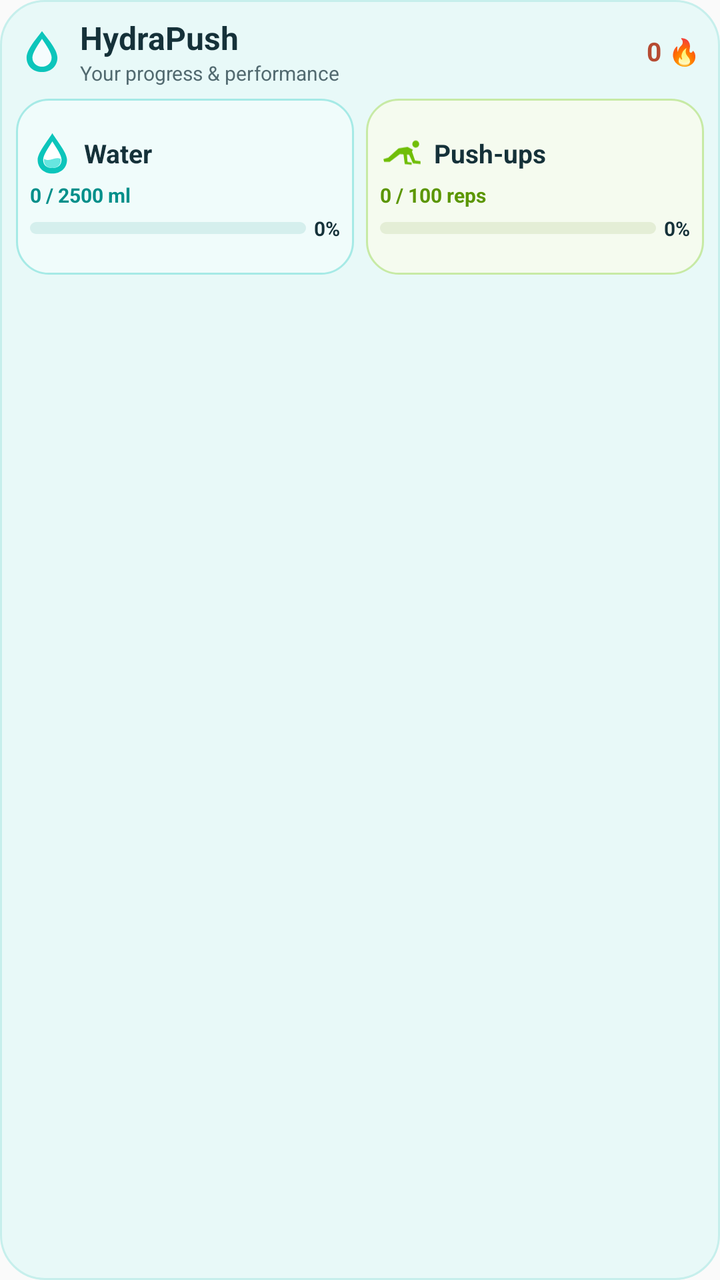
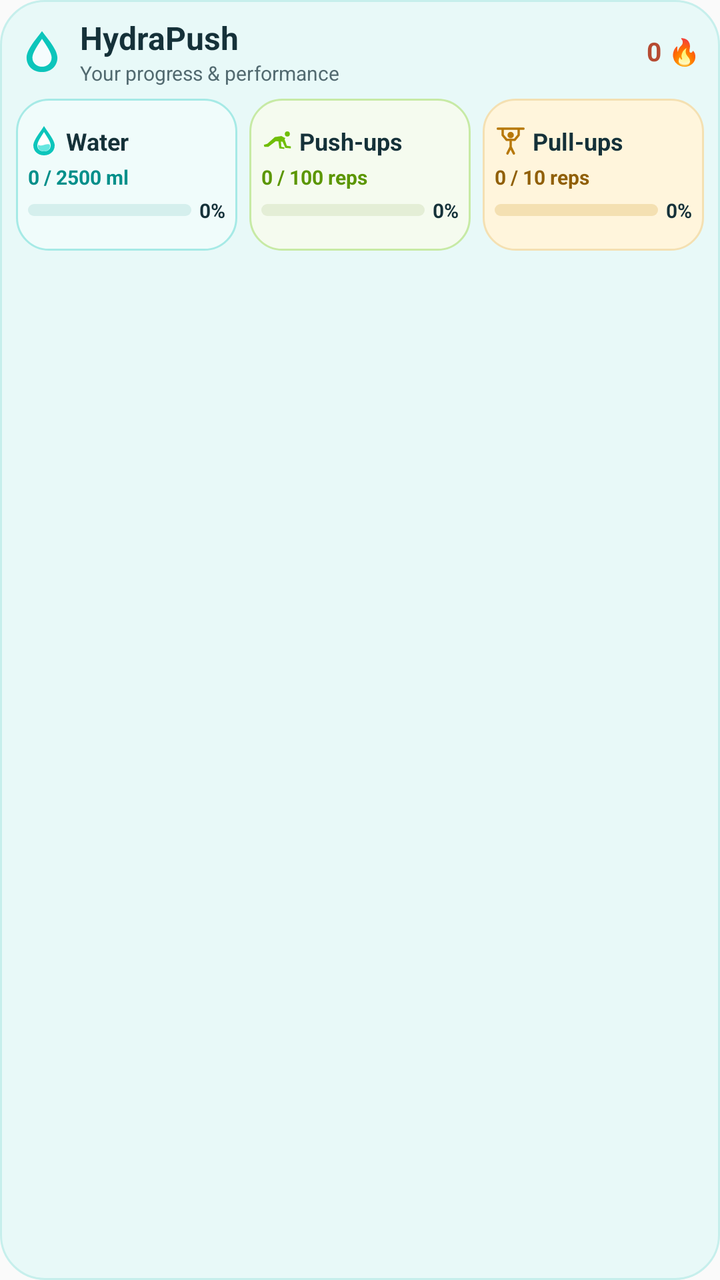

The first picture is an Android layout as it rendered before a commit; the second is the same layout after the commit. The layout source and the unified diff follow.
<!-- AndroidManifest.xml: application theme Theme.HydraPush -->
<!-- res/layout/widget_hydrapush.xml -->
<?xml version="1.0" encoding="utf-8"?>
<LinearLayout xmlns:android="http://schemas.android.com/apk/res/android"
    android:id="@+id/widget_root"
    android:layout_width="match_parent"
    android:layout_height="wrap_content"
    android:orientation="vertical"
    android:background="@drawable/widget_background"
    android:padding="8dp">

    <LinearLayout
        android:id="@+id/widget_header"
        android:layout_width="match_parent"
        android:layout_height="wrap_content"
        android:gravity="center_vertical"
        android:orientation="horizontal">

        <ImageView
            android:layout_width="26dp"
            android:layout_height="26dp"
            android:contentDescription="@null"
            android:src="@drawable/ic_hydra_drop" />

        <LinearLayout
            android:layout_width="0dp"
            android:layout_height="wrap_content"
            android:layout_marginStart="6dp"
            android:layout_weight="1"
            android:orientation="vertical">

            <TextView
                android:id="@+id/widget_wordmark"
                android:layout_width="wrap_content"
                android:layout_height="wrap_content"
                android:singleLine="true"
                android:text="HydraPush"
                android:textColor="#153139"
                android:textSize="16sp"
                android:textStyle="bold" />

            <TextView
                android:layout_width="wrap_content"
                android:layout_height="wrap_content"
                android:maxLines="2"
                android:text="Your progress &amp; performance"
                android:textColor="#526A70"
                android:textSize="10sp" />
        </LinearLayout>

        <TextView
            android:id="@+id/widget_streak"
            android:layout_width="wrap_content"
            android:layout_height="wrap_content"
            android:layout_marginEnd="2dp"
            android:gravity="center"
            android:singleLine="true"
            android:text="0 🔥"
            android:textColor="#B64B32"
            android:textSize="13sp"
            android:textStyle="bold" />

    </LinearLayout>

    <LinearLayout
        android:layout_width="match_parent"
        android:layout_height="wrap_content"
        android:layout_marginTop="6dp"
        android:orientation="horizontal">

        <LinearLayout
            android:id="@+id/widget_water_card"
            android:layout_width="0dp"
            android:layout_height="wrap_content"
            android:minHeight="88dp"
            android:layout_marginEnd="3dp"
            android:layout_weight="1"
            android:background="@drawable/widget_progress_water_card"
            android:clickable="true"
            android:focusable="true"
            android:gravity="center_vertical"
            android:orientation="vertical"
            android:padding="7dp">

            <LinearLayout
                android:layout_width="match_parent"
                android:layout_height="wrap_content"
                android:gravity="center_vertical"
                android:orientation="horizontal">

                <ImageView
                    android:layout_width="22dp"
                    android:layout_height="22dp"
                    android:contentDescription="@null"
                    android:src="@drawable/ic_habit_water" />

                <TextView
                    android:layout_width="wrap_content"
                    android:layout_height="wrap_content"
                    android:layout_marginStart="5dp"
                    android:text="Water"
                    android:textColor="#153139"
                    android:textSize="13sp"
                    android:textStyle="bold" />
            </LinearLayout>

            <TextView
                android:id="@+id/widget_water_total"
                android:layout_width="match_parent"
                android:layout_height="wrap_content"
                android:layout_marginTop="3dp"
                android:ellipsize="end"
                android:singleLine="true"
                android:text="0 / 2500 ml"
                android:textColor="#008F8A"
                android:textSize="10sp"
                android:textStyle="bold" />

            <LinearLayout
                android:layout_width="match_parent"
                android:layout_height="wrap_content"
                android:layout_marginTop="3dp"
                android:gravity="center_vertical"
                android:orientation="horizontal">

                <ProgressBar
                    android:id="@+id/widget_water_progress"
                    style="?android:attr/progressBarStyleHorizontal"
                    android:layout_width="0dp"
                    android:layout_height="6dp"
                    android:layout_weight="1"
                    android:indeterminate="false"
                    android:max="100"
                    android:progress="0"
                    android:progressDrawable="@drawable/widget_progress_water" />

                <TextView
                    android:id="@+id/widget_water_percent"
                    android:layout_width="wrap_content"
                    android:layout_height="wrap_content"
                    android:layout_marginStart="4dp"
                    android:text="0%"
                    android:textColor="#153139"
                    android:textSize="10sp"
                    android:textStyle="bold" />
            </LinearLayout>
        </LinearLayout>

        <LinearLayout
            android:id="@+id/widget_pushup_card"
            android:layout_width="0dp"
            android:layout_height="wrap_content"
            android:minHeight="88dp"
            android:layout_marginStart="3dp"
            android:layout_weight="1"
            android:background="@drawable/widget_progress_pushup_card"
            android:clickable="true"
            android:focusable="true"
            android:gravity="center_vertical"
            android:orientation="vertical"
            android:padding="7dp">

            <LinearLayout
                android:layout_width="match_parent"
                android:layout_height="wrap_content"
                android:gravity="center_vertical"
                android:orientation="horizontal">

                <ImageView
                    android:layout_width="22dp"
                    android:layout_height="22dp"
                    android:contentDescription="@null"
                    android:src="@drawable/ic_habit_pushup" />

                <TextView
                    android:layout_width="wrap_content"
                    android:layout_height="wrap_content"
                    android:layout_marginStart="5dp"
                    android:text="Push-ups"
                    android:textColor="#153139"
                    android:textSize="13sp"
                    android:textStyle="bold" />
            </LinearLayout>

            <TextView
                android:id="@+id/widget_pushup_total"
                android:layout_width="match_parent"
                android:layout_height="wrap_content"
                android:layout_marginTop="3dp"
                android:ellipsize="end"
                android:singleLine="true"
                android:text="0 / 100 reps"
                android:textColor="#5B9600"
                android:textSize="10sp"
                android:textStyle="bold" />

            <LinearLayout
                android:layout_width="match_parent"
                android:layout_height="wrap_content"
                android:layout_marginTop="3dp"
                android:gravity="center_vertical"
                android:orientation="horizontal">

                <ProgressBar
                    android:id="@+id/widget_pushup_progress"
                    style="?android:attr/progressBarStyleHorizontal"
                    android:layout_width="0dp"
                    android:layout_height="6dp"
                    android:layout_weight="1"
                    android:indeterminate="false"
                    android:max="100"
                    android:progress="0"
                    android:progressDrawable="@drawable/widget_progress_pushup" />

                <TextView
                    android:id="@+id/widget_pushup_percent"
                    android:layout_width="wrap_content"
                    android:layout_height="wrap_content"
                    android:layout_marginStart="4dp"
                    android:text="0%"
                    android:textColor="#153139"
                    android:textSize="10sp"
                    android:textStyle="bold" />
            </LinearLayout>
        </LinearLayout>
    </LinearLayout>
</LinearLayout>
<!-- resources referenced by this layout -->
<resources>
  <!-- drawable ic_habit_pushup (drawable) -->
  <vector xmlns:android="http://schemas.android.com/apk/res/android" android:width="56dp" android:height="40dp" android:viewportWidth="64" android:viewportHeight="44">
      <path android:fillColor="#70BE08" android:pathData="M52,4 A5,5 0,1 1,52,14 A5,5 0,1 1,52,4 Z M40,13 L48,17 L43,24 L29,23 L14,34 L6,34 L5,30 L12,28 L27,15 Z" />
      <path android:fillColor="#70BE08" android:pathData="M46,18 L51,32 L59,33 L59,37 L48,36 L41,21 Z M39,21 L40,34 L46,35 L46,38 L36,37 L34,22 Z" />
  </vector>
  <!-- drawable ic_hydra_drop (drawable) -->
  <vector xmlns:android="http://schemas.android.com/apk/res/android"
      android:width="32dp" android:height="32dp"
      android:viewportWidth="108" android:viewportHeight="108">
      <path android:fillColor="#0CC5BB"
          android:pathData="M54,12 C45,25 22,49 22,67 C22,85 36,97 54,97 C72,97 86,85 86,67 C86,49 63,25 54,12 Z"/>
      <path android:fillColor="#F5FCFD"
          android:pathData="M54,28 C46,40 34,57 34,67 C34,78 43,86 54,86 C65,86 74,78 74,67 C74,57 62,40 54,28 Z"/>
  </vector>
  <!-- drawable widget_background (drawable) -->
  <?xml version="1.0" encoding="utf-8"?>
  <shape xmlns:android="http://schemas.android.com/apk/res/android" android:shape="rectangle">
      <solid android:color="#E8F9F8" />
      <corners android:radius="22dp" />
      <stroke android:width="1dp" android:color="#C6EFEC" />
  </shape>
  <!-- drawable widget_progress_pushup_card (drawable) -->
  <?xml version="1.0" encoding="utf-8"?>
  <shape xmlns:android="http://schemas.android.com/apk/res/android" android:shape="rectangle">
      <solid android:color="#F5FBEF" />
      <corners android:radius="16dp" />
      <stroke android:width="1dp" android:color="#C7EAA5" />
  </shape>
  <!-- drawable widget_progress_water_card (drawable) -->
  <?xml version="1.0" encoding="utf-8"?>
  <shape xmlns:android="http://schemas.android.com/apk/res/android" android:shape="rectangle">
      <solid android:color="#F0FCFB" />
      <corners android:radius="16dp" />
      <stroke android:width="1dp" android:color="#A6EAE6" />
  </shape>
  <style name="Theme.HydraPush" parent="android:Theme.Material.Light.NoActionBar">
          <item name="android:windowLightStatusBar">true</item>
          <item name="android:statusBarColor">#F5FCFD</item>
          <item name="android:navigationBarColor">#F5FCFD</item>
      </style>
  <!-- unchanged entries left out for length: 3 -->
</resources>

<!-- the commit's change to res/layout/widget_hydrapush.xml (unified diff, before → after) -->
@@ -69,8 +69,8 @@
         <LinearLayout
             android:id="@+id/widget_water_card"
             android:layout_width="0dp"
-            android:layout_height="wrap_content"
-            android:minHeight="88dp"
+            android:layout_height="match_parent"
+            android:minHeight="76dp"
             android:layout_marginEnd="3dp"
             android:layout_weight="1"
             android:background="@drawable/widget_progress_water_card"
@@ -78,7 +78,7 @@
             android:focusable="true"
             android:gravity="center_vertical"
             android:orientation="vertical"
-            android:padding="7dp">
+            android:padding="6dp">
 
             <LinearLayout
                 android:layout_width="match_parent"
@@ -87,18 +87,18 @@
                 android:orientation="horizontal">
 
                 <ImageView
-                    android:layout_width="22dp"
-                    android:layout_height="22dp"
+                    android:layout_width="16dp"
+                    android:layout_height="16dp"
                     android:contentDescription="@null"
                     android:src="@drawable/ic_habit_water" />
 
                 <TextView
                     android:layout_width="wrap_content"
                     android:layout_height="wrap_content"
-                    android:layout_marginStart="5dp"
+                    android:layout_marginStart="3dp"
                     android:text="Water"
                     android:textColor="#153139"
-                    android:textSize="13sp"
+                    android:textSize="12sp"
                     android:textStyle="bold" />
             </LinearLayout>
 
@@ -147,16 +147,17 @@
         <LinearLayout
             android:id="@+id/widget_pushup_card"
             android:layout_width="0dp"
-            android:layout_height="wrap_content"
-            android:minHeight="88dp"
+            android:layout_height="match_parent"
+            android:minHeight="76dp"
             android:layout_marginStart="3dp"
+            android:layout_marginEnd="3dp"
             android:layout_weight="1"
             android:background="@drawable/widget_progress_pushup_card"
             android:clickable="true"
             android:focusable="true"
             android:gravity="center_vertical"
             android:orientation="vertical"
-            android:padding="7dp">
+            android:padding="6dp">
 
             <LinearLayout
                 android:layout_width="match_parent"
@@ -165,18 +166,18 @@
                 android:orientation="horizontal">
 
                 <ImageView
-                    android:layout_width="22dp"
-                    android:layout_height="22dp"
+                    android:layout_width="16dp"
+                    android:layout_height="16dp"
                     android:contentDescription="@null"
                     android:src="@drawable/ic_habit_pushup" />
 
                 <TextView
                     android:layout_width="wrap_content"
                     android:layout_height="wrap_content"
-                    android:layout_marginStart="5dp"
+                    android:layout_marginStart="3dp"
                     android:text="Push-ups"
                     android:textColor="#153139"
-                    android:textSize="13sp"
+                    android:textSize="12sp"
                     android:textStyle="bold" />
             </LinearLayout>
 
@@ -221,5 +222,83 @@
                     android:textStyle="bold" />
             </LinearLayout>
         </LinearLayout>
+
+        <LinearLayout
+            android:id="@+id/widget_pullup_card"
+            android:layout_width="0dp"
+            android:layout_height="match_parent"
+            android:minHeight="76dp"
+            android:layout_marginStart="3dp"
+            android:layout_weight="1"
+            android:background="@drawable/widget_progress_pullup_card"
+            android:clickable="true"
+            android:focusable="true"
+            android:gravity="center_vertical"
+            android:orientation="vertical"
+            android:padding="6dp">
+
+            <LinearLayout
+                android:layout_width="match_parent"
+                android:layout_height="wrap_content"
+                android:gravity="center_vertical"
+                android:orientation="horizontal">
+
+                <ImageView
+                    android:layout_width="16dp"
+                    android:layout_height="16dp"
+                    android:contentDescription="@null"
+                    android:src="@drawable/ic_habit_pullup" />
+
+                <TextView
+                    android:layout_width="wrap_content"
+                    android:layout_height="wrap_content"
+                    android:layout_marginStart="3dp"
+                    android:text="Pull-ups"
+                    android:textColor="#153139"
+                    android:textSize="12sp"
+                    android:textStyle="bold" />
+            </LinearLayout>
+
+            <TextView
+                android:id="@+id/widget_pullup_total"
+                android:layout_width="match_parent"
+                android:layout_height="wrap_content"
+                android:layout_marginTop="3dp"
+                android:ellipsize="end"
+                android:singleLine="true"
+                android:text="0 / 10 reps"
+                android:textColor="#905F07"
+                android:textSize="10sp"
+                android:textStyle="bold" />
+
+            <LinearLayout
+                android:layout_width="match_parent"
+                android:layout_height="wrap_content"
+                android:layout_marginTop="3dp"
+                android:gravity="center_vertical"
+                android:orientation="horizontal">
+
+                <ProgressBar
+                    android:id="@+id/widget_pullup_progress"
+                    style="?android:attr/progressBarStyleHorizontal"
+                    android:layout_width="0dp"
+                    android:layout_height="6dp"
+                    android:layout_weight="1"
+                    android:indeterminate="false"
+                    android:max="100"
+                    android:progress="0"
+                    android:progressDrawable="@drawable/widget_progress_pullup" />
+
+                <TextView
+                    android:id="@+id/widget_pullup_percent"
+                    android:layout_width="wrap_content"
+                    android:layout_height="wrap_content"
+                    android:layout_marginStart="4dp"
+                    android:text="0%"
+                    android:textColor="#153139"
+                    android:textSize="10sp"
+                    android:textStyle="bold" />
+            </LinearLayout>
+        </LinearLayout>
     </LinearLayout>
 </LinearLayout>
<!-- resource entries referenced after the edit -->
@@ -1,5 +1,15 @@
 <!-- resources referenced by this layout -->
 <resources>
+  <!-- drawable ic_habit_pullup (drawable) -->
+  <vector xmlns:android="http://schemas.android.com/apk/res/android"
+      android:width="40dp" android:height="40dp"
+      android:viewportWidth="40" android:viewportHeight="40">
+      <path android:strokeColor="#B77808" android:strokeWidth="3"
+          android:strokeLineCap="round" android:strokeLineJoin="round"
+          android:pathData="M4,5 H36 M10,5 V13 L15,19 H25 L30,13 V5 M20,21 V28 L16,36 M20,28 L24,36" />
+      <path android:fillColor="#B77808"
+          android:pathData="M20,9 A4,4 0,1 1,20 17 A4,4 0,1 1,20 9 Z" />
+  </vector>
   <!-- drawable ic_habit_pushup (drawable) -->
   <vector xmlns:android="http://schemas.android.com/apk/res/android" android:width="56dp" android:height="40dp" android:viewportWidth="64" android:viewportHeight="44">
       <path android:fillColor="#70BE08" android:pathData="M52,4 A5,5 0,1 1,52,14 A5,5 0,1 1,52,4 Z M40,13 L48,17 L43,24 L29,23 L14,34 L6,34 L5,30 L12,28 L27,15 Z" />
@@ -20,6 +30,25 @@
       <solid android:color="#E8F9F8" />
       <corners android:radius="22dp" />
       <stroke android:width="1dp" android:color="#C6EFEC" />
+  </shape>
+  <!-- drawable widget_progress_pullup (drawable) -->
+  <?xml version="1.0" encoding="utf-8"?>
+  <layer-list xmlns:android="http://schemas.android.com/apk/res/android">
+      <item android:id="@android:id/background">
+          <shape android:shape="rectangle"><solid android:color="#F4E0B2" /><corners android:radius="8dp" /></shape>
+      </item>
+      <item android:id="@android:id/progress">
+          <clip>
+              <shape android:shape="rectangle"><solid android:color="#B77808" /><corners android:radius="8dp" /></shape>
+          </clip>
+      </item>
+  </layer-list>
+  <!-- drawable widget_progress_pullup_card (drawable) -->
+  <?xml version="1.0" encoding="utf-8"?>
+  <shape xmlns:android="http://schemas.android.com/apk/res/android" android:shape="rectangle">
+      <solid android:color="#FFF5DC" />
+      <corners android:radius="16dp" />
+      <stroke android:width="1dp" android:color="#F4E0B2" />
   </shape>
   <!-- drawable widget_progress_pushup_card (drawable) -->
   <?xml version="1.0" encoding="utf-8"?>
